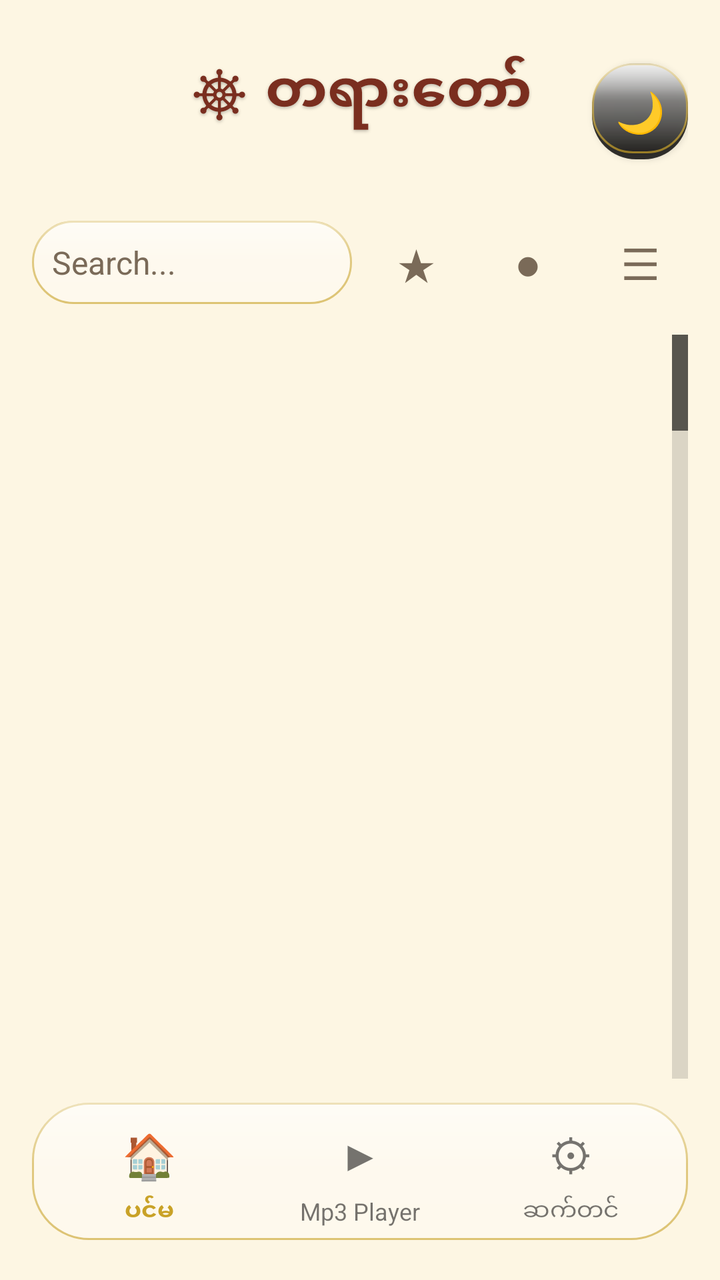
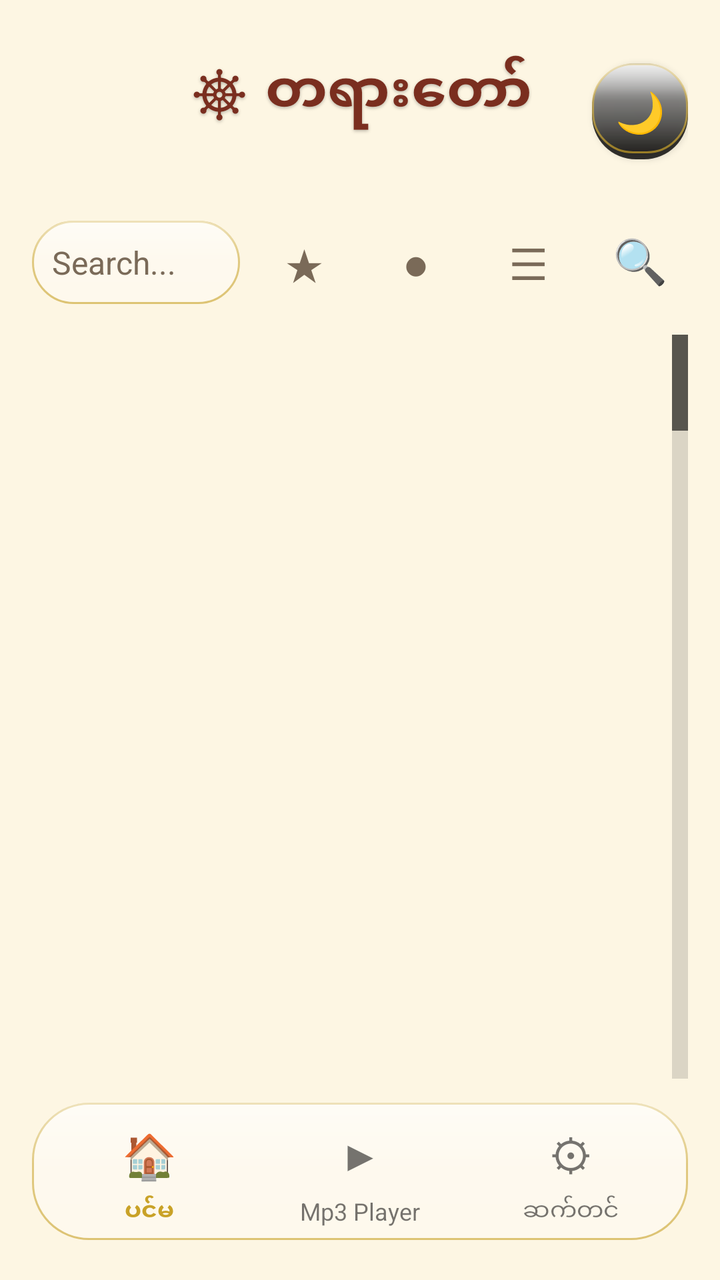

Compare the two renders of this Android layout. The source of the first and the diff that turns it into the second are given below.
<!-- AndroidManifest.xml: application theme AppTheme -->
<!-- res/layout/activity_main.xml -->
<?xml version="1.0" encoding="utf-8"?>
<LinearLayout xmlns:android="http://schemas.android.com/apk/res/android"
    android:id="@+id/root"
    android:layout_width="match_parent"
    android:layout_height="match_parent"
    android:background="@color/bg"
    android:orientation="vertical"
    android:padding="16dp">
    <RelativeLayout
        android:layout_width="match_parent"
        android:layout_height="wrap_content">
        <TextView
            android:id="@+id/titleText"
            android:layout_width="wrap_content"
            android:layout_height="wrap_content"
            android:layout_centerHorizontal="true"
            android:text="☸ တရားတော်"
            android:shadowColor="#40000000"
            android:shadowDx="0"
            android:shadowDy="2"
            android:shadowRadius="4"
            android:textColor="@color/maroon"
            android:textSize="28sp"
            android:textStyle="bold" />
        
        <Button
            android:id="@+id/themeToggle"
            android:layout_width="48dp"
            android:layout_height="48dp"
            android:layout_alignParentRight="true"
            android:layout_centerVertical="true"
            android:background="@drawable/glass_icon_3d"
            android:text="🌙"
            android:contentDescription="နေ့/ည ပြောင်းရန်"
            android:textColor="@color/maroon"
            android:textSize="20sp" />
    </RelativeLayout>
    
    <LinearLayout
        android:layout_width="match_parent"
        android:layout_height="wrap_content"
        android:layout_marginTop="12dp"
        android:gravity="center_vertical"
        android:orientation="horizontal">
        <EditText
            android:id="@+id/search"
            android:layout_width="0dp"
            android:layout_height="wrap_content"
            android:layout_weight="1"
            android:background="@drawable/search_bg"
            android:hint="Search..."
            android:padding="10dp"
            android:textColor="@color/ink"
            android:textColorHint="@color/muted"
            android:textSize="16sp" />
        
        <TextView
            android:id="@+id/searchClear"
            android:layout_width="48dp"
            android:layout_height="48dp"
            android:background="@drawable/glass_icon_3d"
            android:gravity="center"
            android:text="✕"
            android:textColor="@color/gold"
            android:textSize="20sp"
            android:visibility="gone" />
        <TextView
            android:id="@+id/favFilterBtn"
            android:layout_width="48dp"
            android:layout_height="48dp"
            android:layout_marginStart="8dp"
            android:background="?android:attr/selectableItemBackgroundBorderless"
            android:gravity="center"
            android:includeFontPadding="false"
            android:text="★"
            android:textColor="@color/muted"
            android:textSize="22sp" />
        
        <TextView
            android:id="@+id/newFilterBtn"
            android:layout_width="48dp"
            android:layout_height="48dp"
            android:layout_marginStart="8dp"
            android:background="?android:attr/selectableItemBackgroundBorderless"
            android:gravity="center"
            android:includeFontPadding="false"
            android:text="●"
            android:textColor="@color/muted"
            android:textSize="22sp" />
        
        <TextView
            android:id="@+id/listViewBtn"
            android:layout_width="48dp"
            android:layout_height="48dp"
            android:layout_marginStart="8dp"
            android:background="?android:attr/selectableItemBackgroundBorderless"
            android:gravity="center"
            android:includeFontPadding="false"
            android:text="☰"
            android:textColor="@color/muted"
            android:textSize="22sp" />
    </LinearLayout>
    
    
    <LinearLayout
        android:id="@+id/recentSearchWrap"
        android:layout_width="match_parent"
        android:layout_height="wrap_content"
        android:layout_marginTop="12dp"
        android:orientation="vertical"
        android:visibility="gone">
        <HorizontalScrollView
            android:layout_width="match_parent"
            android:layout_height="wrap_content"
            android:scrollbars="none">
            <LinearLayout
                android:id="@+id/recentSearchRow"
                android:layout_width="wrap_content"
                android:layout_height="wrap_content"
                android:orientation="horizontal" />
        </HorizontalScrollView>
    </LinearLayout>
    <LinearLayout
        android:id="@+id/favShelfWrap"
        android:layout_width="match_parent"
        android:layout_height="wrap_content"
        android:layout_marginTop="12dp"
        android:orientation="vertical"
        android:visibility="gone">
        <TextView
            android:layout_width="wrap_content"
            android:layout_height="wrap_content"
            android:text="★ အကြိုက်ဆုံး ဆရာတော်များ"
            android:textColor="@color/gold"
            android:textSize="14sp"
            android:textStyle="bold" />
        <HorizontalScrollView
            android:layout_width="match_parent"
            android:layout_height="wrap_content"
            android:layout_marginTop="6dp"
            android:scrollbars="none">
            <LinearLayout
                android:id="@+id/favShelf"
                android:layout_width="wrap_content"
                android:layout_height="wrap_content"
                android:orientation="horizontal" />
        </HorizontalScrollView>
    </LinearLayout>
    
    <LinearLayout
        android:id="@+id/favNewRow"
        android:layout_width="match_parent"
        android:layout_height="wrap_content"
        android:layout_marginTop="12dp"
        android:background="@drawable/nav_glass"
        android:gravity="center_vertical"
        android:orientation="horizontal"
        android:padding="12dp"
        android:visibility="gone">
        <TextView
            android:id="@+id/favNewRowLabel"
            android:layout_width="wrap_content"
            android:layout_height="wrap_content"
            android:text="★ အသစ် ဖွင့်မယ်"
            android:textColor="@color/gold"
            android:textSize="15sp"
            android:textStyle="bold" />
        <TextView
            android:id="@+id/favNewRowCount"
            android:layout_width="0dp"
            android:layout_height="wrap_content"
            android:layout_marginStart="8dp"
            android:layout_weight="1"
            android:ellipsize="end"
            android:maxLines="1"
            android:textColor="@color/ink"
            android:textSize="15sp" />
    </LinearLayout>
    
    <LinearLayout
        android:id="@+id/shuffleRow"
        android:layout_width="match_parent"
        android:layout_height="wrap_content"
        android:layout_marginTop="12dp"
        android:background="@drawable/nav_glass"
        android:gravity="center_vertical"
        android:orientation="horizontal"
        android:padding="12dp"
        android:visibility="gone">
        <TextView
            android:id="@+id/shuffleRowLabel"
            android:layout_width="wrap_content"
            android:layout_height="wrap_content"
            android:text="🔀 ကျပန်း ဖွင့်ခြင်း"
            android:textColor="@color/gold"
            android:textSize="15sp"
            android:textStyle="bold" />
    </LinearLayout>
    
    <LinearLayout
        android:id="@+id/recentRailWrap"
        android:layout_width="match_parent"
        android:layout_height="wrap_content"
        android:layout_marginTop="12dp"
        android:orientation="vertical"
        android:visibility="gone">
        <TextView
            android:id="@+id/recentRailLabel"
            android:layout_width="wrap_content"
            android:layout_height="wrap_content"
            android:textColor="@color/gold"
            android:textSize="14sp"
            android:textStyle="bold" />
        <HorizontalScrollView
            android:layout_width="match_parent"
            android:layout_height="wrap_content"
            android:layout_marginTop="6dp"
            android:scrollbars="none">
            <LinearLayout
                android:id="@+id/recentRail"
                android:layout_width="wrap_content"
                android:layout_height="wrap_content"
                android:orientation="horizontal" />
        </HorizontalScrollView>
    </LinearLayout>
    
    <LinearLayout
        android:id="@+id/dlRecentRailWrap"
        android:layout_width="match_parent"
        android:layout_height="wrap_content"
        android:layout_marginTop="12dp"
        android:orientation="vertical"
        android:visibility="gone">
        <TextView
            android:id="@+id/dlRecentRailLabel"
            android:layout_width="wrap_content"
            android:layout_height="wrap_content"
            android:textColor="@color/gold"
            android:textSize="14sp"
            android:textStyle="bold" />
        <HorizontalScrollView
            android:layout_width="match_parent"
            android:layout_height="wrap_content"
            android:layout_marginTop="6dp"
            android:scrollbars="none">
            <LinearLayout
                android:id="@+id/dlRecentRail"
                android:layout_width="wrap_content"
                android:layout_height="wrap_content"
                android:orientation="horizontal" />
        </HorizontalScrollView>
    </LinearLayout>
    
    <LinearLayout
        android:id="@+id/bmRailWrap"
        android:layout_width="match_parent"
        android:layout_height="wrap_content"
        android:layout_marginTop="12dp"
        android:orientation="vertical"
        android:visibility="gone">
        <TextView
            android:id="@+id/bmRailLabel"
            android:layout_width="wrap_content"
            android:layout_height="wrap_content"
            android:textColor="@color/gold"
            android:textSize="14sp"
            android:textStyle="bold" />
        <HorizontalScrollView
            android:layout_width="match_parent"
            android:layout_height="wrap_content"
            android:layout_marginTop="6dp"
            android:scrollbars="none">
            <LinearLayout
                android:id="@+id/bmRail"
                android:layout_width="wrap_content"
                android:layout_height="wrap_content"
                android:orientation="horizontal" />
        </HorizontalScrollView>
    </LinearLayout>
    
    <LinearLayout
        android:id="@+id/favTalkRailWrap"
        android:layout_width="match_parent"
        android:layout_height="wrap_content"
        android:layout_marginTop="12dp"
        android:orientation="vertical"
        android:visibility="gone">
        <TextView
            android:id="@+id/favTalkRailLabel"
            android:layout_width="wrap_content"
            android:layout_height="wrap_content"
            android:textColor="@color/gold"
            android:textSize="14sp"
            android:textStyle="bold" />
        <HorizontalScrollView
            android:layout_width="match_parent"
            android:layout_height="wrap_content"
            android:layout_marginTop="6dp"
            android:scrollbars="none">
            <LinearLayout
                android:id="@+id/favTalkRail"
                android:layout_width="wrap_content"
                android:layout_height="wrap_content"
                android:orientation="horizontal" />
        </HorizontalScrollView>
    </LinearLayout>
    
    <LinearLayout
        android:id="@+id/newTalkRailWrap"
        android:layout_width="match_parent"
        android:layout_height="wrap_content"
        android:layout_marginTop="12dp"
        android:orientation="vertical"
        android:visibility="gone">
        <TextView
            android:id="@+id/newTalkRailLabel"
            android:layout_width="wrap_content"
            android:layout_height="wrap_content"
            android:textColor="@color/gold"
            android:textSize="14sp"
            android:textStyle="bold" />
        <HorizontalScrollView
            android:layout_width="match_parent"
            android:layout_height="wrap_content"
            android:layout_marginTop="6dp"
            android:scrollbars="none">
            <LinearLayout
                android:id="@+id/newTalkRail"
                android:layout_width="wrap_content"
                android:layout_height="wrap_content"
                android:orientation="horizontal" />
        </HorizontalScrollView>
    </LinearLayout>
    
    <FrameLayout
        android:layout_width="match_parent"
        android:layout_height="0dp"
        android:layout_marginTop="12dp"
        android:layout_weight="1">
        <GridView
            android:id="@+id/grid"
            android:layout_width="match_parent"
            android:layout_height="match_parent"
            android:fastScrollEnabled="true"
            android:horizontalSpacing="12dp"
            android:numColumns="4"
            android:stretchMode="columnWidth"
            android:verticalSpacing="12dp" />
        <TextView
            android:id="@+id/noResultsText"
            android:layout_width="wrap_content"
            android:layout_height="wrap_content"
            android:layout_gravity="center"
            android:gravity="center"
            android:padding="16dp"
            android:textColor="@color/muted"
            android:textSize="16sp"
            android:visibility="gone" />
        
        <TextView
            android:id="@+id/mainJumpBtn"
            android:layout_width="56dp"
            android:layout_height="56dp"
            android:layout_gravity="bottom|end"
            android:layout_marginEnd="16dp"
            android:layout_marginBottom="16dp"
            android:background="@drawable/top_btn_bg"
            android:gravity="center"
            android:includeFontPadding="false"
            android:text="▶"
            android:textColor="@color/maroon"
            android:textSize="24sp"
            android:visibility="gone" />
    </FrameLayout>
    <LinearLayout
        android:id="@+id/nowStrip"
        android:layout_width="match_parent"
        android:layout_height="wrap_content"
        android:layout_marginTop="12dp"
        android:background="@drawable/nav_glass"
        android:orientation="vertical"
        android:padding="10dp"
        android:visibility="gone">
        <LinearLayout
            android:layout_width="match_parent"
            android:layout_height="wrap_content"
            android:gravity="center_vertical"
            android:orientation="horizontal">
            
            <FrameLayout
                android:id="@+id/nowStripPhotoRing"
                android:layout_width="48dp"
                android:layout_height="48dp"
                android:layout_marginEnd="10dp"
                android:visibility="gone">
                <com.h2h.dhamma.CircleImageView
                    android:id="@+id/nowStripPhoto"
                    android:layout_width="44dp"
                    android:layout_height="44dp"
                    android:layout_gravity="center"
                    android:scaleType="centerCrop"
                    android:transitionName="roomSayadawPhoto" />
            </FrameLayout>
            <LinearLayout
                android:layout_width="0dp"
                android:layout_height="wrap_content"
                android:layout_weight="1"
                android:orientation="vertical">
                <TextView
                    android:id="@+id/nowStripText"
                    android:layout_width="match_parent"
                    android:layout_height="wrap_content"
                    android:ellipsize="end"
                    android:maxLines="1"
                    android:textColor="@color/gold"
                    android:textSize="14sp"
                    android:textStyle="bold" />
                <TextView
                    android:id="@+id/nowStripSub"
                    android:layout_width="match_parent"
                    android:layout_height="wrap_content"
                    android:ellipsize="end"
                    android:maxLines="1"
                    android:textColor="@color/muted"
                    android:textSize="12sp" />
            </LinearLayout>
        </LinearLayout>
        
            <LinearLayout
                android:layout_width="match_parent"
                android:layout_height="wrap_content"
                android:gravity="center_horizontal"
                android:orientation="horizontal">
            <TextView
                android:id="@+id/nowStripPrev"
                android:background="?android:attr/selectableItemBackgroundBorderless"
                android:layout_margin="2dp"
                android:layout_width="48dp"
                android:layout_height="48dp"
                android:gravity="center"
                android:includeFontPadding="false"
                android:text="⏮"
                android:textColor="#FFFFFF"
                android:textSize="24sp" />
            <TextView
                android:id="@+id/nowStripToggle"
                android:background="?android:attr/selectableItemBackgroundBorderless"
                android:layout_margin="2dp"
                android:layout_width="48dp"
                android:layout_height="48dp"
                android:gravity="center"
                android:includeFontPadding="false"
                android:text="▶"
                android:textColor="#FFFFFF"
                android:textSize="24sp" />
            <TextView
                android:id="@+id/nowStripNext"
                android:background="?android:attr/selectableItemBackgroundBorderless"
                android:layout_margin="2dp"
                android:layout_width="48dp"
                android:layout_height="48dp"
                android:gravity="center"
                android:includeFontPadding="false"
                android:text="⏭"
                android:textColor="#FFFFFF"
                android:textSize="24sp" />

            
            
            
            </LinearLayout>
        
        <ProgressBar
            android:id="@+id/nowStripProgress"
            style="?android:attr/progressBarStyleHorizontal"
            android:layout_width="match_parent"
            android:layout_height="4dp"
            android:layout_marginTop="6dp"
            android:max="1000"
            android:progress="0"
            android:progressBackgroundTint="#40C9A227"
            android:progressTint="#C9A227" />
    </LinearLayout>
    <LinearLayout
        android:id="@+id/navBar"
        android:layout_width="match_parent"
        android:layout_height="wrap_content"
        android:background="@drawable/nav_glass"
        android:layout_marginTop="12dp"
        android:layout_marginBottom="4dp"
        android:elevation="8dp"
        android:orientation="horizontal"
        android:padding="6dp">
        <LinearLayout
            android:id="@+id/navMainItem"
            android:layout_width="0dp"
            android:layout_height="wrap_content"
            android:layout_weight="1"
            android:gravity="center"
            android:orientation="vertical">
            
            <TextView
                android:id="@+id/navMainIcon"
                android:layout_width="40dp"
                android:layout_height="40dp"
                android:background="?android:attr/selectableItemBackgroundBorderless"
                android:gravity="center"
                android:text="🏠"
                android:textColor="@color/gold"
                android:textSize="22sp" />
            <TextView
                android:id="@+id/navMainLabel"
                android:layout_width="wrap_content"
                android:layout_height="wrap_content"
                android:text="ပင်မ"
                android:textColor="@color/gold"
                android:textSize="12sp"
                android:textStyle="bold" />
        </LinearLayout>
        <LinearLayout
            android:id="@+id/navPlayerItem"
            android:layout_width="0dp"
            android:layout_height="wrap_content"
            android:layout_weight="1"
            android:gravity="center"
            android:orientation="vertical">
            <TextView
                android:id="@+id/navPlayerIcon"
                android:layout_width="40dp"
                android:layout_height="40dp"
                android:background="?android:attr/selectableItemBackgroundBorderless"
                android:gravity="center"
                android:text="▶"
                android:textSize="22sp" />
            <TextView
                android:id="@+id/navPlayerLabel"
                android:layout_width="wrap_content"
                android:layout_height="wrap_content"
                android:text="Mp3 Player"
                android:textSize="12sp" />
        </LinearLayout>
        <LinearLayout
            android:id="@+id/navSettingsItem"
            android:layout_width="0dp"
            android:layout_height="wrap_content"
            android:layout_weight="1"
            android:gravity="center"
            android:orientation="vertical">
            <TextView
                android:id="@+id/navSettingsIcon"
                android:layout_width="40dp"
                android:layout_height="40dp"
                android:background="?android:attr/selectableItemBackgroundBorderless"
                android:gravity="center"
                android:text="⚙"
                android:textSize="22sp" />
            <TextView
                android:id="@+id/navSettingsLabel"
                android:layout_width="wrap_content"
                android:layout_height="wrap_content"
                android:text="ဆက်တင်"
                android:textSize="12sp" />
        </LinearLayout>
    </LinearLayout>
</LinearLayout>
<!-- resources referenced by this layout -->
<resources>
  <color name="bg">#FDF6E3</color>
  <color name="gold">#C9A227</color>
  <color name="ink">#3B2314</color>
  <color name="maroon">#7A2E1F</color>
  <color name="muted">#7A6A58</color>
  <!-- drawable nav_glass (drawable) -->
  <?xml version="1.0" encoding="utf-8"?>
  <layer-list xmlns:android="http://schemas.android.com/apk/res/android">
      <item>
          <shape android:shape="rectangle">
              <solid android:color="#59FFFFFF" />
              <stroke android:width="1dp" android:color="#99C9A227" />
              <corners android:radius="28dp" />
          </shape>
      </item>
      <item>
          <shape android:shape="rectangle">
              <gradient android:angle="270" android:startColor="#80FFFFFF" android:centerColor="#1AFFFFFF" android:centerY="0.45" android:endColor="#00FFFFFF" android:type="linear" />
              <corners android:radius="28dp" />
          </shape>
      </item>
  </layer-list>
  <!-- drawable search_bg (drawable) -->
  <?xml version="1.0" encoding="utf-8"?>
  <layer-list xmlns:android="http://schemas.android.com/apk/res/android">
      <item>
          <shape android:shape="rectangle">
              <solid android:color="#59FFFFFF" />
              <stroke android:width="1dp" android:color="#99C9A227" />
              <corners android:radius="28dp" />
          </shape>
      </item>
      <item>
          <shape android:shape="rectangle">
              <gradient android:angle="270" android:startColor="#80FFFFFF" android:centerColor="#1AFFFFFF" android:centerY="0.45" android:endColor="#00FFFFFF" android:type="linear" />
              <corners android:radius="28dp" />
          </shape>
      </item>
  </layer-list>
  <!-- drawable top_btn_bg (drawable) -->
  <?xml version="1.0" encoding="utf-8"?>
  <shape xmlns:android="http://schemas.android.com/apk/res/android"
      android:shape="oval">
      <solid android:color="#C9A227" />
  </shape>
  <style name="AppTheme" parent="android:Theme.Material.Light.NoActionBar">
          <item name="android:colorPrimary">@color/maroon</item>
          <item name="android:colorPrimaryDark">@color/maroon</item>
          <item name="android:colorAccent">@color/gold</item>
          <item name="android:windowBackground">@color/bg</item>
          <item name="android:textColorPrimary">@color/ink</item>
          
          <item name="android:alertDialogTheme">@style/DhammaAlertDialog</item>
          
          <item name="android:windowContentTransitions">true</item>
      </style>
  <style name="DhammaAlertDialog" parent="@android:style/Theme.Material.Light.Dialog.Alert">
          <item name="android:windowAnimationStyle">@style/DhammaDialogAnimation</item>
      </style>
  <style name="DhammaDialogAnimation">
          <item name="android:windowEnterAnimation">@anim/dlg_in</item>
          <item name="android:windowExitAnimation">@anim/dlg_out</item>
      </style>
  <!-- unchanged entries left out for length: 1 -->
</resources>

<!-- the commit's change to res/layout/activity_main.xml (unified diff, before → after) -->
@@ -97,6 +97,19 @@
             android:gravity="center"
             android:includeFontPadding="false"
             android:text="☰"
+            android:textColor="@color/muted"
+            android:textSize="22sp" />
+        
+        <TextView
+            android:id="@+id/talkSearchBtn"
+            android:layout_width="48dp"
+            android:layout_height="48dp"
+            android:layout_marginStart="8dp"
+            android:background="?android:attr/selectableItemBackgroundBorderless"
+            android:contentDescription="တရားရှာရန်"
+            android:gravity="center"
+            android:includeFontPadding="false"
+            android:text="🔍"
             android:textColor="@color/muted"
             android:textSize="22sp" />
     </LinearLayout>
